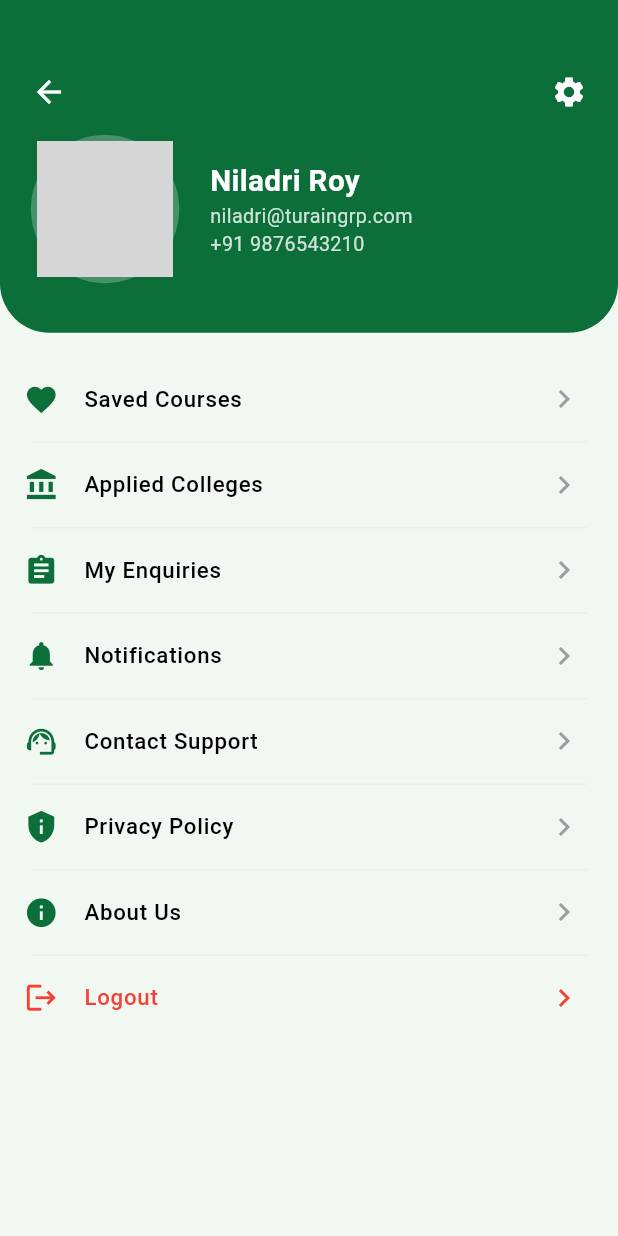
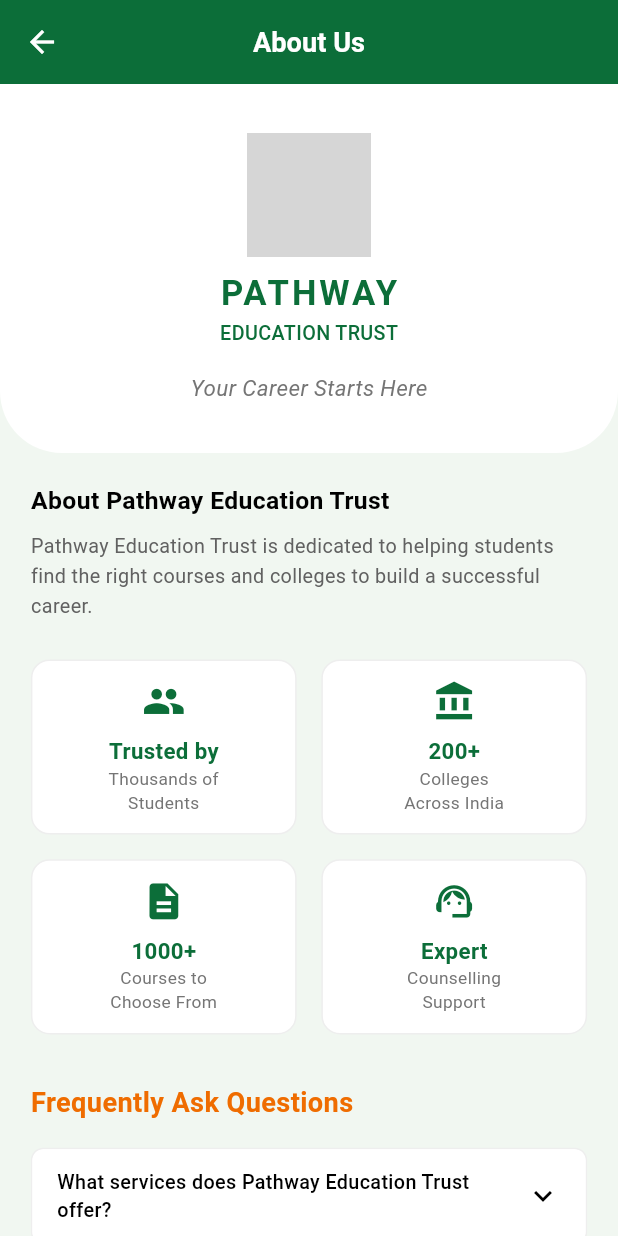
Before and after one commit to niladri-turain/PathWay-App, a Flutter app: the ProfileScreen screen opened directly, after a tap on "About Us", on a phone screen of 412 x 824 dp. Run offline on Flutter 3.47's test engine with Material 3 defaults, Android fonts, the phone set to English and light mode, and no system bars; network calls fail; grey boxes are pictures that could not be loaded.

Commit message:
design contact support and about us page

```diff
--- a/lib/core/routes/app_navigation.dart
+++ b/lib/core/routes/app_navigation.dart
@@ -6,6 +6,8 @@ import '../../features/pages/course/course_screen.dart';
 import '../../features/pages/college/college_details.dart';
 import '../../features/pages/college/college_screen.dart';
 import '../../features/pages/enquery/enquery_screen.dart';
+import '../../features/pages/support/contact_support_screen.dart';
+import '../../features/pages/support/about_us_screen.dart';
 
 class AppRoutes {
   static const String splash = '/';
@@ -15,6 +17,8 @@ class AppRoutes {
   static const String course = '/course';
   static const String college = '/college';
   static const String collegeDetails = '/collegeDetails';
+  static const String contactSupport = '/contactSupport';
+  static const String aboutUs = '/aboutUs';
 
   static Map<String, WidgetBuilder> get routes => {
         splash: (context) => const SplashScreen(),
@@ -40,5 +44,7 @@ class AppRoutes {
             college: args['college'],
           );
         },
+        contactSupport: (context) => const ContactSupportScreen(),
+        aboutUs: (context) => const AboutUsScreen(),
       };
 }
--- a/lib/features/pages/profile/profile_screen.dart
+++ b/lib/features/pages/profile/profile_screen.dart
@@ -1,6 +1,7 @@
 import 'package:flutter/material.dart';
 import '../../../core/constant/app_colors.dart';
 import '../../../core/constant/app_size.dart';
+import '../../../core/routes/app_navigation.dart';
 
 class ProfileScreen extends StatefulWidget {
   const ProfileScreen({super.key});
@@ -100,9 +101,21 @@ class _ProfileScreenState extends State<ProfileScreen> {
                     _buildProfileOption(Icons.account_balance, "Applied Colleges"),
                     _buildProfileOption(Icons.assignment, "My Enquiries"),
                     _buildProfileOption(Icons.notifications, "Notifications"),
-                    _buildProfileOption(Icons.support_agent, "Contact Support"),
+                    _buildProfileOption(
+                      Icons.support_agent,
+                      "Contact Support",
+                      onTap: () {
+                        Navigator.pushNamed(context, AppRoutes.contactSupport);
+                      },
+                    ),
                     _buildProfileOption(Icons.privacy_tip, "Privacy Policy"),
-                    _buildProfileOption(Icons.info, "About Us"),
+                    _buildProfileOption(
+                      Icons.info,
+                      "About Us",
+                      onTap: () {
+                        Navigator.pushNamed(context, AppRoutes.aboutUs);
+                      },
+                    ),
                     _buildProfileOption(Icons.logout, "Logout", isLogout: true),
                   ],
                 ),
@@ -114,7 +127,7 @@ class _ProfileScreenState extends State<ProfileScreen> {
     );
   }
 
-  Widget _buildProfileOption(IconData icon, String title, {bool isLogout = false}) {
+  Widget _buildProfileOption(IconData icon, String title, {bool isLogout = false, VoidCallback? onTap}) {
     return Column(
       children: [
         ListTile(
@@ -135,9 +148,7 @@ class _ProfileScreenState extends State<ProfileScreen> {
             Icons.chevron_right,
             color: isLogout ? Colors.red : Colors.grey,
           ),
-          onTap: () {
-            // Add navigation logic here
-          },
+          onTap: onTap,
         ),
         if (!isLogout)
           Padding(
--- /dev/null
+++ b/lib/features/pages/support/about_us_screen.dart
@@ -0,0 +1,288 @@
+import 'package:flutter/material.dart';
+import '../../../core/constant/app_colors.dart';
+import '../../../core/constant/app_size.dart';
+
+class AboutUsScreen extends StatelessWidget {
+  const AboutUsScreen({super.key});
+
+  @override
+  Widget build(BuildContext context) {
+    return Scaffold(
+      backgroundColor: AppColors.light,
+      appBar: AppBar(
+        backgroundColor: AppColors.green,
+        elevation: 0,
+        leading: IconButton(
+          icon: const Icon(Icons.arrow_back, color: AppColors.white),
+          onPressed: () => Navigator.pop(context),
+        ),
+        title: Text(
+          "About Us",
+          style: TextStyle(
+            color: AppColors.white,
+            fontSize: AppSize.height(0.022),
+            fontWeight: FontWeight.bold,
+          ),
+        ),
+        centerTitle: true,
+      ),
+      body: SingleChildScrollView(
+        child: Column(
+          crossAxisAlignment: CrossAxisAlignment.start,
+          children: [
+            // Logo and Tagline Section
+            Container(
+              width: double.infinity,
+              padding: EdgeInsets.symmetric(vertical: AppSize.height(0.04)),
+              decoration: BoxDecoration(
+                color: AppColors.white,
+                borderRadius: BorderRadius.only(
+                  bottomLeft: Radius.circular(AppSize.width(0.1)),
+                  bottomRight: Radius.circular(AppSize.width(0.1)),
+                ),
+              ),
+              child: Column(
+                children: [
+                  Image.asset(
+                    'assets/images/logo.png', // Assuming logo exists or using placeholder
+                    height: AppSize.height(0.1),
+                    errorBuilder: (context, error, stackTrace) => Icon(
+                      Icons.school,
+                      size: AppSize.height(0.1),
+                      color: AppColors.green,
+                    ),
+                  ),
+                  SizedBox(height: AppSize.height(0.01)),
+                  Text(
+                    "PATHWAY",
+                    style: TextStyle(
+                      fontSize: AppSize.height(0.028),
+                      fontWeight: FontWeight.bold,
+                      color: AppColors.green,
+                      letterSpacing: 2,
+                    ),
+                  ),
+                  Text(
+                    "EDUCATION TRUST",
+                    style: TextStyle(
+                      fontSize: AppSize.height(0.016),
+                      fontWeight: FontWeight.w500,
+                      color: AppColors.green,
+                    ),
+                  ),
+                  SizedBox(height: AppSize.height(0.02)),
+                  Text(
+                    "Your Career Starts Here",
+                    style: TextStyle(
+                      fontSize: AppSize.height(0.018),
+                      color: Colors.grey[600],
+                      fontStyle: FontStyle.italic,
+                    ),
+                  ),
+                ],
+              ),
+            ),
+
+            Padding(
+              padding: EdgeInsets.all(AppSize.width(0.05)),
+              child: Column(
+                crossAxisAlignment: CrossAxisAlignment.start,
+                children: [
+                  // About Description
+                  Text(
+                    "About Pathway Education Trust",
+                    style: TextStyle(
+                      fontSize: AppSize.height(0.02),
+                      fontWeight: FontWeight.bold,
+                      color: AppColors.black,
+                    ),
+                  ),
+                  SizedBox(height: AppSize.height(0.01)),
+                  Text(
+                    "Pathway Education Trust is dedicated to helping students find the right courses and colleges to build a successful career.",
+                    style: TextStyle(
+                      fontSize: AppSize.height(0.016),
+                      color: Colors.grey[700],
+                      height: 1.5,
+                    ),
+                  ),
+                  SizedBox(height: AppSize.height(0.03)),
+
+                  // Stats Grid
+                  Row(
+                    mainAxisAlignment: MainAxisAlignment.spaceBetween,
+                    children: [
+                      _buildStatCard(Icons.people, "Trusted by", "Thousands of\nStudents"),
+                      _buildStatCard(Icons.account_balance, "200+", "Colleges\nAcross India"),
+                    ],
+                  ),
+                  SizedBox(height: AppSize.height(0.02)),
+                  Row(
+                    mainAxisAlignment: MainAxisAlignment.spaceBetween,
+                    children: [
+                      _buildStatCard(Icons.description, "1000+", "Courses to\nChoose From"),
+                      _buildStatCard(Icons.support_agent, "Expert", "Counselling\nSupport"),
+                    ],
+                  ),
+                  SizedBox(height: AppSize.height(0.04)),
+
+                  // FAQ Section
+                  Text(
+                    "Frequently Ask Questions",
+                    style: TextStyle(
+                      fontSize: AppSize.height(0.022),
+                      fontWeight: FontWeight.bold,
+                      color: Colors.orange[800],
+                    ),
+                  ),
+                  SizedBox(height: AppSize.height(0.02)),
+                  _buildFaqItem(
+                    "What services does Pathway Education Trust offer?",
+                    answer: "We offer comprehensive career counseling, college selection assistance, admission guidance, and scholarship support to help students achieve their academic goals.",
+                  ),
+                  _buildFaqItem(
+                    "Does Pathway Education Trust assist with scholarship applications?",
+                    answer: "Yes, we provide detailed information about available scholarships and help students throughout the application process to increase their chances of success.",
+                  ),
+                  _buildFaqItem(
+                    "Who can benefit from Pathway Education Trust's services?",
+                    answer: "Any student looking for higher education opportunities, career clarity, or admission assistance in top colleges across India can benefit from our expert services.",
+                  ),
+                  _buildFaqItem(
+                    "Is Pathway Education Trust's 24/7 support available for all students?",
+                    answer: "Yes, our dedicated support team is available round the clock to answer your queries and provide the necessary guidance whenever you need it.",
+                  ),
+                  _buildFaqItem(
+                    "How does Pathway Education Trust provide personalized support?",
+                    answer: "We assign dedicated counselors to each student who provide one-on-one sessions to understand their interests and recommend the best possible career paths.",
+                  ),
+                  _buildFaqItem(
+                    "Can Pathway Education Trust help with education loans?",
+                    answer: "Yes, Pathway Education Trust provides information and assistance regarding education loans, including guidance on loan options, eligibility criteria, and application procedures.",
+                  ),
+                ],
+              ),
+            ),
+          ],
+        ),
+      ),
+    );
+  }
+
+  Widget _buildStatCard(IconData icon, String value, String label) {
+    return Container(
+      width: AppSize.width(0.43),
+      padding: EdgeInsets.all(AppSize.width(0.03)),
+      decoration: BoxDecoration(
+        color: AppColors.white,
+        borderRadius: BorderRadius.circular(AppSize.width(0.03)),
+        border: Border.all(color: Colors.grey[200]!),
+      ),
+      child: Column(
+        children: [
+          Icon(icon, color: AppColors.green, size: AppSize.height(0.035)),
+          SizedBox(height: AppSize.height(0.01)),
+          Text(
+            value,
+            style: TextStyle(
+              fontSize: AppSize.height(0.018),
+              fontWeight: FontWeight.bold,
+              color: AppColors.green,
+            ),
+          ),
+          Text(
+            label,
+            textAlign: TextAlign.center,
+            style: TextStyle(
+              fontSize: AppSize.height(0.014),
+              color: Colors.grey[600],
+            ),
+          ),
+        ],
+      ),
+    );
+  }
+
+  Widget _buildFaqItem(String question, {String? answer}) {
+    return FaqItem(question: question, answer: answer);
+  }
+}
+
+class FaqItem extends StatefulWidget {
+  final String question;
+  final String? answer;
+
+  const FaqItem({super.key, required this.question, this.answer});
+
+  @override
+  State<FaqItem> createState() => _FaqItemState();
+}
+
+class _FaqItemState extends State<FaqItem> {
+  bool isExpanded = false;
+
+  @override
+  Widget build(BuildContext context) {
+    return Container(
+      margin: EdgeInsets.only(bottom: AppSize.height(0.015)),
+      decoration: BoxDecoration(
+        color: AppColors.white,
+        borderRadius: BorderRadius.circular(AppSize.width(0.02)),
+        border: Border.all(color: Colors.grey[200]!),
+      ),
+      child: Column(
+        children: [
+          InkWell(
+            onTap: () {
+              setState(() {
+                isExpanded = !isExpanded;
+              });
+            },
+            borderRadius: BorderRadius.circular(AppSize.width(0.02)),
+            child: Container(
+              padding: EdgeInsets.symmetric(
+                horizontal: AppSize.width(0.04),
+                vertical: AppSize.height(0.015),
+              ),
+              decoration: BoxDecoration(
+                color: isExpanded ? AppColors.green : AppColors.white,
+                borderRadius: BorderRadius.circular(AppSize.width(0.02)),
+              ),
+              child: Row(
+                mainAxisAlignment: MainAxisAlignment.spaceBetween,
+                children: [
+                  Expanded(
+                    child: Text(
+                      widget.question,
+                      style: TextStyle(
+                        fontSize: AppSize.height(0.016),
+                        fontWeight: FontWeight.w500,
+                        color: isExpanded ? AppColors.white : AppColors.black,
+                      ),
+                    ),
+                  ),
+                  Icon(
+                    isExpanded ? Icons.keyboard_arrow_up : Icons.keyboard_arrow_down,
+                    color: isExpanded ? AppColors.white : AppColors.black,
+                  ),
+                ],
+              ),
+            ),
+          ),
+          if (isExpanded && widget.answer != null)
+            Padding(
+              padding: EdgeInsets.all(AppSize.width(0.04)),
+              child: Text(
+                widget.answer!,
+                style: TextStyle(
+                  fontSize: AppSize.height(0.015),
+                  color: Colors.grey[700],
+                  height: 1.5,
+                ),
+              ),
+            ),
+        ],
+      ),
+    );
+  }
+}
```
Also changed, not shown: lib/features/pages/support/contact_support_screen.dart (added, +183 -0 lines), lib/features/pages/aboutUs/about_us.dart (added), lib/features/pages/appliedCollege/applied_colleges.dart (added), lib/features/pages/contactSupport/contact_support_screen.dart (added), lib/features/pages/myEnqueries/my_enqueries_screen.dart (added), lib/features/pages/notification/notification_screen.dart (added), lib/features/pages/privacyPolicy/privacy_policy_screen.dart (added), lib/features/pages/savedCourse/saved_course.dart (added).
